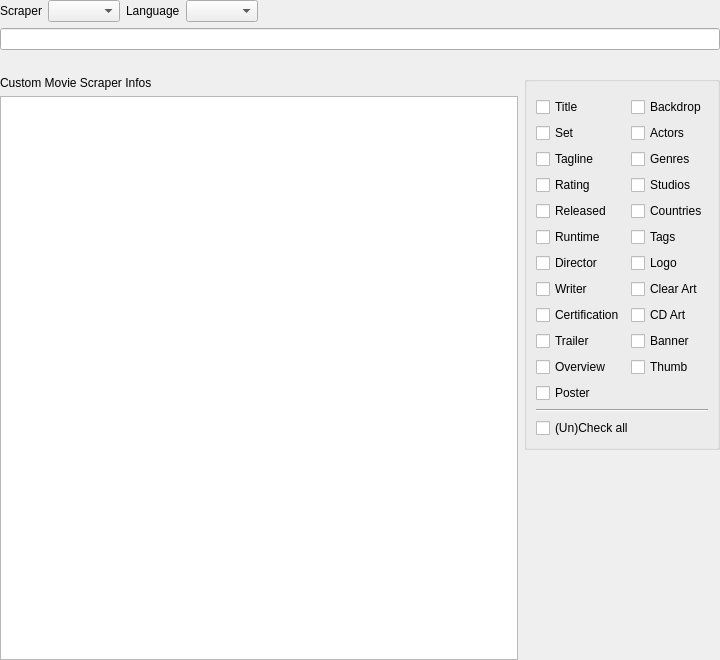
This is src/ui/movies/MovieSearchWidget.ui in Komet/MediaElch as Qt 5 draws it before an edit. The edited form follows.
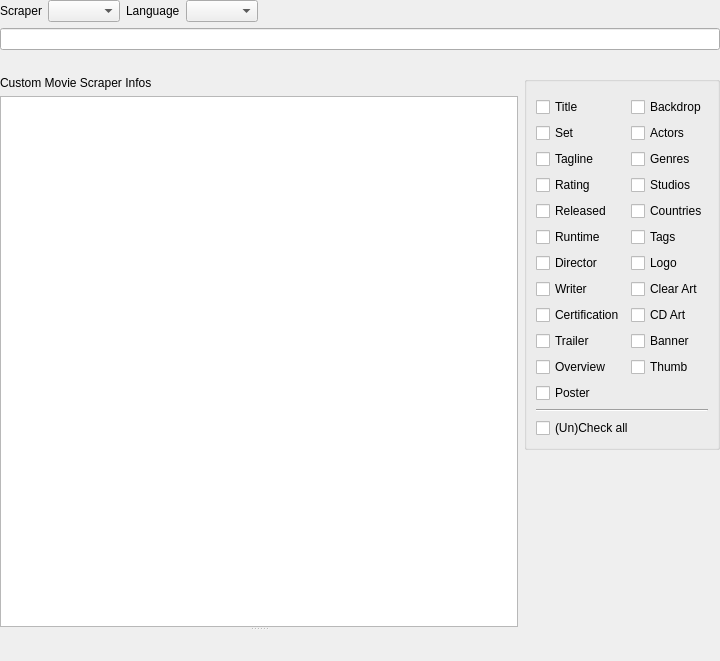
This is the edited form. Custom widgets are drawn as their Qt base class.

Commit message:
feat(Movie Search): Add preview of poster/overview to search dialog
This commit adds a preview widget to the Movie search widget.
This makes it easier to select the correct movie, especially if
there are multiple results that are quite similar.

What changed in the file:
```diff
--- a/src/ui/movies/MovieSearchWidget.ui
+++ b/src/ui/movies/MovieSearchWidget.ui
@@ -7,7 +7,7 @@
     <x>0</x>
     <y>0</y>
     <width>720</width>
-    <height>660</height>
+    <height>661</height>
    </rect>
   </property>
   <layout class="QVBoxLayout" name="verticalLayout" stretch="0,0,0,1">
@@ -94,7 +94,7 @@
     </layout>
    </item>
    <item>
-    <layout class="QHBoxLayout" name="horizontalLayout_3" stretch="0,0">
+    <layout class="QHBoxLayout" name="horizontalLayout_3" stretch="1,0">
      <item>
       <layout class="QVBoxLayout" name="vboxResults">
        <item>
@@ -105,7 +105,29 @@
         </widget>
        </item>
        <item>
+        <widget class="QSplitter" name="splitter">
+         <property name="sizePolicy">
+          <sizepolicy hsizetype="Preferred" vsizetype="Expanding">
+           <horstretch>0</horstretch>
+           <verstretch>1</verstretch>
+          </sizepolicy>
+         </property>
+         <property name="orientation">
+          <enum>Qt::Vertical</enum>
+         </property>
+         <property name="opaqueResize">
+          <bool>false</bool>
+         </property>
+         <property name="childrenCollapsible">
+          <bool>false</bool>
+         </property>
         <widget class="QTableWidget" name="results">
+          <property name="sizePolicy">
+           <sizepolicy hsizetype="Expanding" vsizetype="Expanding">
+            <horstretch>0</horstretch>
+            <verstretch>1</verstretch>
+           </sizepolicy>
+          </property>
          <property name="editTriggers">
           <set>QAbstractItemView::NoEditTriggers</set>
          </property>
@@ -136,6 +158,8 @@
           </property>
          </column>
         </widget>
+         <widget class="ScrapePreview" name="preview" native="true"/>
+        </widget>
        </item>
       </layout>
      </item>
@@ -411,6 +435,12 @@
    <extends>QLineEdit</extends>
    <header>ui/small_widgets/MyLineEdit.h</header>
   </customwidget>
+  <customwidget>
+   <class>ScrapePreview</class>
+   <extends>QWidget</extends>
+   <header>ui/small_widgets/ScrapePreview.h</header>
+   <container>1</container>
+  </customwidget>
  </customwidgets>
  <resources/>
  <connections/>
```
Lines whose indentation alone changed are shown as unchanged. The commit also changes 8 other files.
